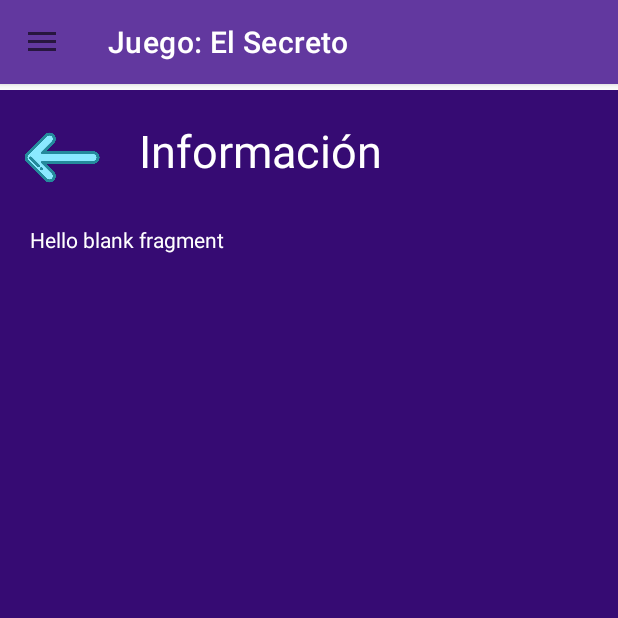
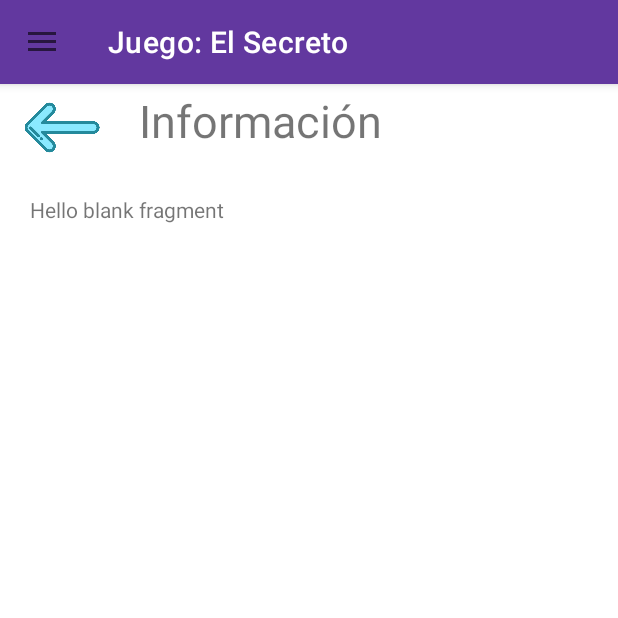
Before and after one commit to carlosiner/tfm_escapethecity, an Android app: the EscapeRoomActivity screen opened directly, with no data from a screen before it, after a tap on "Información", on a phone screen of 412 x 824 dp, the top half of it. Run offline under Robolectric (Android 15) with nearby library versions, the phone set to English and light mode, and no system bars; our stand-ins replace Firebase (no records; nobody signed in at launch, a user with empty details on screens opened directly).

Commit message:
DDBB update
This is the side project of building and maintaining a database structure in this project

```diff
--- a/app/src/main/AndroidManifest.xml
+++ b/app/src/main/AndroidManifest.xml
@@ -9,6 +9,12 @@
         android:roundIcon="@drawable/ic_run_fast"
         android:supportsRtl="true"
         android:theme="@style/Theme.EscapeTheCity.NoActionBar">
+        <activity
+            android:name=".ERAchievementsActivity"
+            android:exported="false" />
+        <activity
+            android:name=".ERInformationActivity"
+            android:exported="false" />
         <activity
             android:name=".BaseActivity"
             android:exported="false" />
--- a/app/src/main/java/uoc/tfm/escapethecity/ERInfoFragment.kt
+++ /dev/null
@@ -1,60 +0,0 @@
-package uoc.tfm.escapethecity
-
-import android.os.Bundle
-import android.view.LayoutInflater
-import android.view.View
-import android.view.ViewGroup
-import androidx.fragment.app.Fragment
-
-// TODO: Rename parameter arguments, choose names that match
-// the fragment initialization parameters, e.g. ARG_ITEM_NUMBER
-private const val ARG_PARAM1 = "param1"
-private const val ARG_PARAM2 = "param2"
-
-/**
- * A simple [Fragment] subclass.
- * Use the [ERInfoFragment.newInstance] factory method to
- * create an instance of this fragment.
- */
-class ERInfoFragment : Fragment() {
-    // TODO: Rename and change types of parameters
-    private var param1: String? = null
-    private var param2: String? = null
-
-    override fun onCreate(savedInstanceState: Bundle?) {
-        super.onCreate(savedInstanceState)
-        arguments?.let {
-            param1 = it.getString(ARG_PARAM1)
-            param2 = it.getString(ARG_PARAM2)
-        }
-    }
-
-    override fun onCreateView(
-        inflater: LayoutInflater, container: ViewGroup?,
-        savedInstanceState: Bundle?
-    ): View? {
-        // Inflate the layout for this fragment
-        return inflater.inflate(R.layout.fragment_e_r_info, container, false)
-    }
-
-    companion object {
-        /**
-         * Use this factory method to create a new instance of
-         * this fragment using the provided parameters.
-         *
-         * @param param1 Parameter 1.
-         * @param param2 Parameter 2.
-         * @return A new instance of fragment ERInfoFragment.
-         */
-        // TODO: Rename and change types and number of parameters
-        @JvmStatic
-        fun newInstance(param1: String, param2: String) =
-            ERInfoFragment().apply {
-                arguments = Bundle().apply {
-                    putString(ARG_PARAM1, param1)
-                    putString(ARG_PARAM2, param2)
-                }
-            }
-    }
-
-}
--- /dev/null
+++ b/app/src/main/java/uoc/tfm/escapethecity/ERInformationActivity.kt
@@ -0,0 +1,91 @@
+package uoc.tfm.escapethecity
+
+import android.os.Bundle
+import android.view.MenuItem
+import android.view.View
+import android.widget.ImageView
+import android.widget.TextView
+import androidx.core.view.GravityCompat
+import androidx.drawerlayout.widget.DrawerLayout
+import com.google.android.material.navigation.NavigationView
+import com.google.firebase.firestore.FirebaseFirestore
+import com.google.firebase.firestore.ktx.firestore
+import com.google.firebase.ktx.Firebase
+
+class ERInformationActivity : BaseActivity(), NavigationView.OnNavigationItemSelectedListener {
+
+    private lateinit var drawerL: DrawerLayout
+
+    override fun onCreate(savedInstanceState: Bundle?) {
+        super.onCreate(savedInstanceState)
+        setContentView(R.layout.activity_er_information)
+
+        var db = FirebaseFirestore.getInstance()
+//        db.collection("users").document("test").set(hashMapOf(
+//            "email" to "myemail",
+//            "user" to "myUser",
+//            "registrationDate" to "01"
+//        ))
+        var textView: TextView = findViewById(R.id.tv_er_description)
+        var escape:Escape
+        db.collection("escapes").document("el_secreto").get()
+            .addOnSuccessListener {
+                println("----------------")
+                println(it.data)
+                escape = it.toObject(Escape::class.java)
+                println("----------------")
+            }
+            .addOnFailureListener{
+                println("Error in retrieving: " + it)
+            }
+
+//            .get()
+//            .addOnSuccessListener{result ->
+//                for (document in result){
+//                    println("DOCS: ")
+//                    println("${document.id} => ${document.data}")
+//                }
+//            }
+//            .addOnFailureListener{exception ->
+//                println(exception)
+//
+
+        // Menus: toolbar and navigation bar (top and lateral bars)
+        var topBar: androidx.appcompat.widget.Toolbar = findViewById(R.id.top_bar)
+        topBar.title = "Juego: El Secreto" //TODO cambiar por variable BBDD
+        drawerL = topBarActivation()
+        lateralBarActivation(this)
+    }
+
+    // Override back
+    override fun onBackPressed() {
+        goBack()
+    }
+
+
+    // Actions selector
+    fun er_actions(view: View){
+        when(view.tag){
+            "goBack" -> goBack()
+        }
+    }
+
+    private fun setInformationText(text: String){
+
+    }
+
+
+    // Common item selection for navigationMenu
+    override fun onNavigationItemSelected(item: MenuItem): Boolean {
+        // Button selection
+        when (item.itemId){
+            R.id.lateralmenu_home -> goMain()
+            R.id.lateralmenu_mygames -> goMyGames()
+            R.id.lateralmenu_chat -> goChat()
+            R.id.lateralmenu_logout_button -> logout()
+        }
+        // Lateral menu closure
+        drawerL.closeDrawer(GravityCompat.START)
+        return true
+    }
+}
--- a/app/src/main/java/uoc/tfm/escapethecity/EscapeRoomActivity.kt
+++ b/app/src/main/java/uoc/tfm/escapethecity/EscapeRoomActivity.kt
@@ -1,5 +1,6 @@
 package uoc.tfm.escapethecity
 
+import android.content.Intent
 import androidx.appcompat.app.AppCompatActivity
 import android.os.Bundle
 import android.view.LayoutInflater
@@ -16,13 +17,10 @@ import java.util.*
 class EscapeRoomActivity : BaseActivity(), NavigationView.OnNavigationItemSelectedListener  {
 
     private lateinit var drawerL: DrawerLayout
-    private lateinit var ft: FragmentTransaction
 
     override fun onCreate(savedInstanceState: Bundle?) {
         super.onCreate(savedInstanceState)
         setContentView(R.layout.activity_escape_room)
-
-        ft = supportFragmentManager.beginTransaction()
 
         // Menus: toolbar and navigation bar (top and lateral bars)
         var topBar: androidx.appcompat.widget.Toolbar = findViewById(R.id.top_bar)
@@ -33,17 +31,17 @@ class EscapeRoomActivity : BaseActivity(), NavigationView.OnNavigationItemSelect
 
     fun er_selection(view:View){
         when(view.tag){
-            "t_er_info" -> goERInfoFragment()
+            "t_er_info" -> goERInformation()
         }
     }
 
-    private fun goERInfoFragment(){
-        val fragment = ERInfoFragment()
-//        val ft: FragmentTransaction = supportFragmentManager.beginTransaction()
-        ft.replace(R.id.fragment_main,fragment)
-        ft.commit()
+    private fun goERInformation(){
+        var intent = Intent(this,ERInformationActivity::class.java)
+        startActivity(intent)
     }
 
+
+    // Common item selection for navigationMenu
     override fun onNavigationItemSelected(item: MenuItem): Boolean {
         // Button selection
         when (item.itemId){
@@ -52,11 +50,8 @@ class EscapeRoomActivity : BaseActivity(), NavigationView.OnNavigationItemSelect
             R.id.lateralmenu_chat -> goChat()
             R.id.lateralmenu_logout_button -> logout()
         }
-
         // Lateral menu closure
         drawerL.closeDrawer(GravityCompat.START)
         return true
     }
-
-
 }
--- a/app/src/main/java/uoc/tfm/escapethecity/LoginActivity.kt
+++ b/app/src/main/java/uoc/tfm/escapethecity/LoginActivity.kt
@@ -10,6 +10,8 @@ import android.widget.LinearLayout
 import android.widget.Toast
 import com.google.firebase.auth.FirebaseAuth
 import com.google.firebase.firestore.FirebaseFirestore
+import com.google.firebase.firestore.ktx.firestore
+import com.google.firebase.ktx.Firebase
 import java.text.SimpleDateFormat
 import java.util.*
 import kotlin.properties.Delegates
--- a/app/src/main/java/uoc/tfm/escapethecity/RegistrationActivity.kt
+++ b/app/src/main/java/uoc/tfm/escapethecity/RegistrationActivity.kt
@@ -40,6 +40,8 @@ class RegistrationActivity : AppCompatActivity() {
         etPass = findViewById(R.id.etPass)
 
     }
+
+
     // Maintain the user session if present
     public override fun onStart() {
         super.onStart()
--- a/app/src/main/res/layout/fragment_e_r_info.xml
+++ b/app/src/main/res/layout/activity_er_information.xml
@@ -1,21 +1,17 @@
 <?xml version="1.0" encoding="utf-8"?>
-<FrameLayout xmlns:android="http://schemas.android.com/apk/res/android"
+<androidx.drawerlayout.widget.DrawerLayout xmlns:android="http://schemas.android.com/apk/res/android"
+    xmlns:app="http://schemas.android.com/apk/res-auto"
     xmlns:tools="http://schemas.android.com/tools"
-    xmlns:app="http://schemas.android.com/apk/res-auto"
-    android:layout_marginTop="60dp"
+    android:id="@+id/mainDL"
     android:layout_width="match_parent"
     android:layout_height="match_parent"
-    tools:context=".ERInfoFragment"
-    android:clickable="true">
+    tools:context=".ERInformationActivity"
+    tools:openDrawer="start">
 
     <!-- TODO: Update blank fragment layout -->
-    <View
-        android:id="@+id/view"
-        android:layout_width="wrap_content"
-        android:layout_height="wrap_content"
-        android:background="@color/escape_dead_purple"/>
+
     <LinearLayout
-        android:paddingTop="20dp"
+        android:paddingTop="60dp"
         android:layout_width="match_parent"
         android:layout_height="wrap_content"
         android:orientation="vertical">
@@ -25,22 +21,24 @@
             android:layout_height="wrap_content"
             android:orientation="horizontal">
 
-            <ImageView
-                android:tag="bGoBack"
-                android:onClick="goBack"
+            <ImageButton
+                android:id="@+id/ib_goBack"
+                android:onClick="er_actions"
+                android:tag="goBack"
                 android:layout_width="match_parent"
                 android:layout_height="50dp"
-                android:layout_weight=".8"
                 android:src="@drawable/icon_goback"
-                android:clickable="true"
-                />
+                android:scaleType="fitCenter"
+                android:background="@null"
+                android:layout_weight=".8"/>
+
 
             <TextView
+                android:id="@+id/tv_er_description"
                 android:layout_marginLeft="10dp"
                 android:layout_width="match_parent"
                 android:layout_height="match_parent"
                 android:layout_weight=".2"
-                android:textColor="@color/white"
                 android:textSize="30dp"
                 android:text="Información" />
 
@@ -51,9 +49,25 @@
             android:layout_margin="20dp"
             android:layout_width="match_parent"
             android:layout_height="match_parent"
-            android:textColor="@color/white"
             android:text="@string/hello_blank_fragment" />
 
     </LinearLayout>
 
-</FrameLayout>
+    <!--    Top bar that supports lateral menu-->
+    <include
+        layout="@layout/top_bar"
+        android:layout_width="match_parent"
+        android:layout_height="wrap_content"
+        />
+
+    <!--    Lateral menu-->
+    <com.google.android.material.navigation.NavigationView
+        android:id="@+id/lateralview"
+        android:layout_width="match_parent"
+        android:layout_height="match_parent"
+        android:layout_gravity="start"
+        android:translationZ="1dp"
+        app:menu="@menu/lateral_menu_resources"
+        />
+
+</androidx.drawerlayout.widget.DrawerLayout>
--- a/app/src/main/res/layout/activity_escape_room.xml
+++ b/app/src/main/res/layout/activity_escape_room.xml
@@ -156,13 +156,5 @@
         app:menu="@menu/lateral_menu_resources"
         />
 
-    <FrameLayout
-        android:id="@+id/fragment_main"
-        android:layout_width="match_parent"
-        android:layout_height="match_parent"
-        >
-
-    </FrameLayout>
-
 
 </androidx.drawerlayout.widget.DrawerLayout>
```
Also changed, not shown: app/src/main/java/uoc/tfm/escapethecity/BaseActivity.kt (+8 -0 lines), app/src/main/java/uoc/tfm/escapethecity/ERAchievementsActivity.kt (added, +11 -0 lines), app/src/main/java/uoc/tfm/escapethecity/Escape.kt (added, +12 -0 lines), app/src/main/java/uoc/tfm/escapethecity/MainActivity.kt (+5 -12 lines), app/src/main/res/layout/activity_er_achievements.xml (added, +9 -0 lines).
